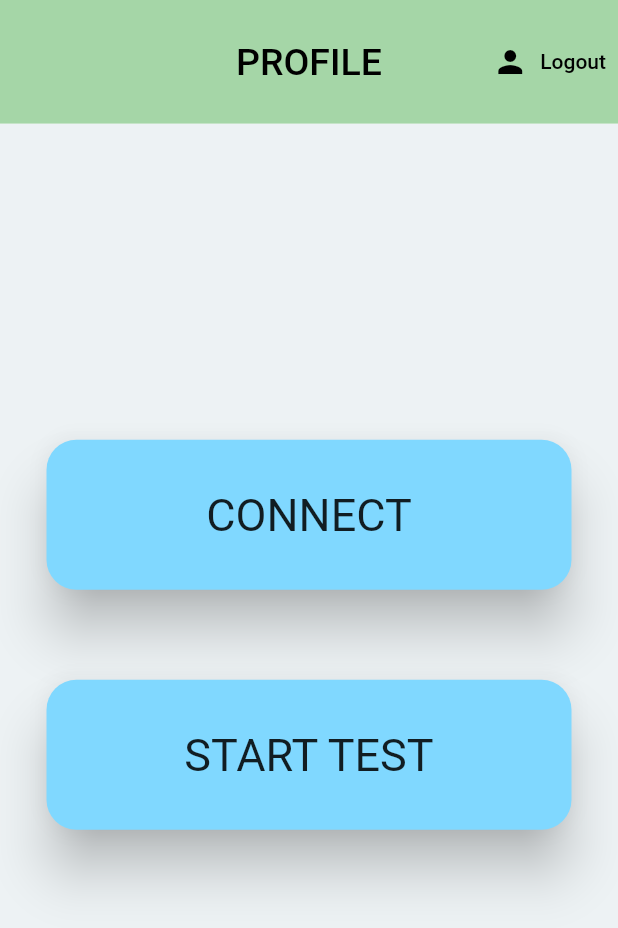
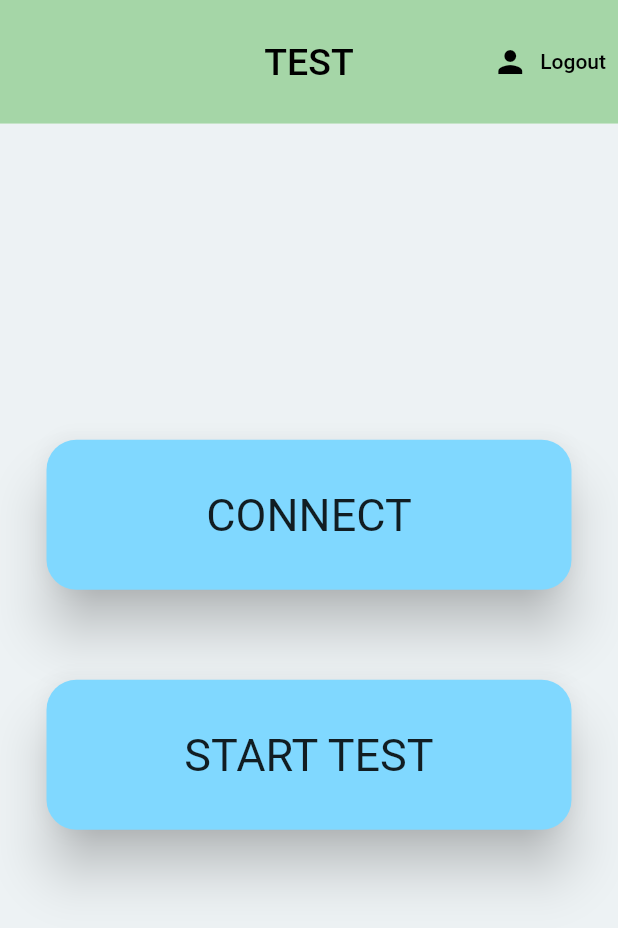
Before and after one commit to Advait-47/osiris2, a Flutter app: the ConnectPage screen opened directly, on a phone screen of 412 x 824 dp. Shown: the top 928 px of the screen. Run offline on Flutter 3.47's test engine with Material 2 defaults, Android fonts, the light colour scheme and no system bars; our stand-ins replace charts_flutter, cloud_firestore, curved_navigation_bar, firebase_auth, firebase_core; accounts and stored records are empty.

Commit message:
forgot password, data generation and retrieval

```diff
--- a/lib/main.dart
+++ b/lib/main.dart
@@ -9,6 +9,7 @@ import 'package:ihosiris/widgets/custom_bnb.dart';
 import 'package:provider/provider.dart';
 import 'models/user.dart';
 import 'screens/login pages/login.dart';
+import 'screens/login pages/recoveracc.dart';
 import 'screens/main tabs/profile_pages/profile.dart';
 import 'screens/main tabs/connect_pages/connect3.dart';
 import 'unused/connect2.dart';
@@ -54,6 +55,7 @@ class MyApp extends StatelessWidget {
             '/main': (context) => CurvedBNB(),
             '/analysis': (context) => const AnalysisPage(),
             '/support': (context) => const SupportPage(),
+            '/recoveracc': (context) => const RecoverAccount(),
             // '/sec': (context) => const ProfilePage(),
           },
         ),
--- /dev/null
+++ b/lib/models/testData.dart
@@ -0,0 +1,47 @@
+class TestData {
+  double lat = 0.0;
+  double lon = 0.0;
+  DateTime testTime = DateTime.now();
+  DateTime uploadTime = DateTime.now();
+  double nitrogen = 0.0, phosphorous = 0.0, potassium = 0.0;
+  int deviceID = 0;
+
+  TestData.newTest({
+    required this.lat,
+    required this.lon,
+    required this.testTime,
+    required this.uploadTime,
+    required this.nitrogen,
+    required this.phosphorous,
+    required this.potassium,
+    required this.deviceID,
+  });
+
+  fromJson(Map<String, dynamic> json) {
+    lat = json['lat'];
+    lon = json['lon'];
+    testTime = DateTime.parse(
+        json['testTime'].toDate().toString()); //json['testTime'];
+    uploadTime = DateTime.parse(json['uploadTime'].toDate().toString());
+    //uploadTime = json['uploadTime'];
+    nitrogen = json['nitrogen'];
+    phosphorous = json['phosphorous'];
+    potassium = json['potassium'];
+    deviceID = json['deviceID'];
+  }
+
+  TestData.init() {}
+
+  Map<String, dynamic> toJson() {
+    return {
+      'lat': lat,
+      'lon': lon,
+      'testTime': testTime,
+      'uploadTime': uploadTime,
+      'nitrogen': nitrogen,
+      'phosphorous': phosphorous,
+      'potassium': potassium,
+      'deviceID': deviceID,
+    };
+  }
+}
--- a/lib/screens/login pages/signup.dart
+++ b/lib/screens/login pages/signup.dart
@@ -1,4 +1,5 @@
 import 'package:flutter/material.dart';
+import 'package:ihosiris/models/testData.dart';
 import 'package:ihosiris/models/user.dart';
 import 'package:ihosiris/services/auth.dart';
 import 'package:firebase_auth/firebase_auth.dart';
@@ -81,9 +82,7 @@ class _SignUpState extends State<SignUp> {
                       children: [
                         TextFormField(
                           validator: (val) =>
-                              val!.isEmpty && val.split(' ').length == 2
-                                  ? 'Enter Full name'
-                                  : null,
+                              val!.isEmpty ? 'Enter Full name' : null,
                           onChanged: (val) {
                             setState(() => newUser.name = val);
                           },
--- a/lib/screens/main tabs/connect_pages/connect3.dart
+++ b/lib/screens/main tabs/connect_pages/connect3.dart
@@ -1,9 +1,40 @@
+import 'package:firebase_auth/firebase_auth.dart';
 import 'package:flutter/material.dart';
+import 'package:ihosiris/models/testData.dart';
 import 'package:ihosiris/services/auth.dart';
+import 'package:ihosiris/services/database.dart';
+import 'dart:math';
 
-class ConnectPage extends StatelessWidget {
+class ConnectPage extends StatefulWidget {
   ConnectPage({Key? key}) : super(key: key);
+
+  @override
+  State<ConnectPage> createState() => _ConnectPageState();
+}
+
+class _ConnectPageState extends State<ConnectPage> {
+  User? user = FirebaseAuth.instance.currentUser;
+
+  //final DatabaseService _dbservice = DatabaseService(uid: user.uid);
   final AuthService _auth = AuthService();
+  TestData test = TestData.init();
+
+  postTestData() async {
+    DatabaseService(uid: user!.uid.toString())
+        .createNewTest(test)
+        .then((value) {
+      print("yess");
+      print(value);
+    });
+  }
+
+  @override
+  void initState() {
+    // postTestData();
+    // print("happy");
+    super.initState();
+  }
+
   @override
   Widget build(BuildContext context) {
     return SafeArea(
@@ -23,7 +54,7 @@ class ConnectPage extends StatelessWidget {
             )
           ],
           title: const Text(
-            'PROFILE',
+            'TEST',
             style: TextStyle(
               fontSize: 25,
               color: Colors.black,
@@ -59,7 +90,20 @@ class ConnectPage extends StatelessWidget {
               SizedBox(height: 60),
               ElevatedButton(
                 child: Text('START TEST'),
-                onPressed: () {},
+                onPressed: () async {
+                  setState(() {
+                    test.deviceID = 1;
+                    test.lat = 18.518174934068544;
+                    test.lon = 73.81512306165963;
+                    test.nitrogen = Random().nextDouble() * 100;
+                    test.phosphorous = Random().nextDouble() * 100;
+                    test.potassium = Random().nextDouble() * 100;
+                    test.testTime = DateTime.now().toLocal();
+                    test.uploadTime = DateTime.now().toLocal();
+                  });
+                  await postTestData();
+                  print("content");
+                },
                 style: ElevatedButton.styleFrom(
                   padding: EdgeInsets.all(20.0),
                   fixedSize: Size(350, 100),
```
Also changed, not shown: lib/screens/login pages/login.dart (+29 -1 lines), lib/screens/login pages/recoveracc.dart (added, +126 -0 lines), lib/screens/main tabs/anaylsisgraph.dart (+84 -6 lines), lib/services/database.dart (+40 -3 lines), flutter_01.png (added).
